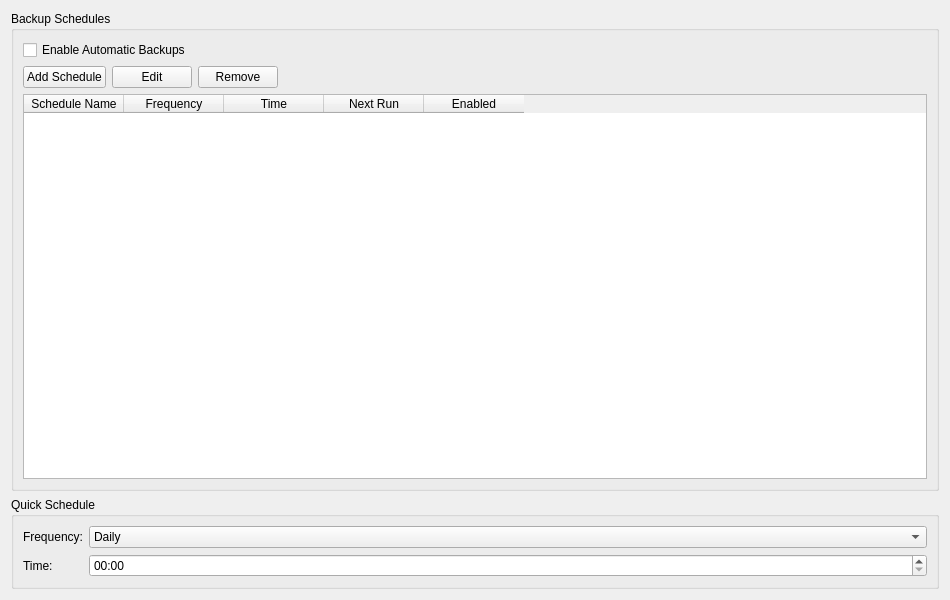
First picture: the form in QT/AutomatedBackupFile/scheduletab.ui, repository alimajidi62/Automate_Backup_File, before the edit.
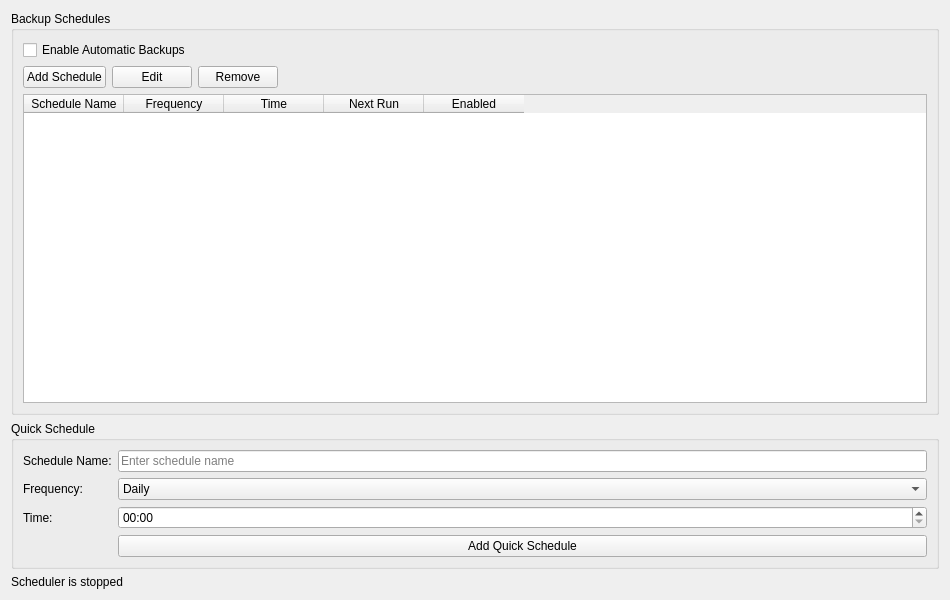
Second picture: the form after the edit.

Diff of the .ui file:
```diff
--- a/QT/AutomatedBackupFile/scheduletab.ui
+++ b/QT/AutomatedBackupFile/scheduletab.ui
@@ -107,13 +107,27 @@
      </property>
      <layout class="QFormLayout" name="formLayout_2">
       <item row="0" column="0">
+       <widget class="QLabel" name="label_5">
+        <property name="text">
+         <string>Schedule Name:</string>
+        </property>
+       </widget>
+      </item>
+      <item row="0" column="1">
+       <widget class="QLineEdit" name="lineScheduleName">
+        <property name="placeholderText">
+         <string>Enter schedule name</string>
+        </property>
+       </widget>
+      </item>
+      <item row="1" column="0">
        <widget class="QLabel" name="label_3">
         <property name="text">
          <string>Frequency:</string>
         </property>
        </widget>
       </item>
-      <item row="0" column="1">
+      <item row="1" column="1">
        <widget class="QComboBox" name="comboFrequency">
         <item>
          <property name="text">
@@ -137,23 +151,37 @@
         </item>
        </widget>
       </item>
-      <item row="1" column="0">
+      <item row="2" column="0">
        <widget class="QLabel" name="label_4">
         <property name="text">
          <string>Time:</string>
         </property>
        </widget>
       </item>
-      <item row="1" column="1">
+      <item row="2" column="1">
        <widget class="QTimeEdit" name="timeSchedule">
         <property name="displayFormat">
          <string>HH:mm</string>
         </property>
        </widget>
       </item>
+      <item row="3" column="1">
+       <widget class="QPushButton" name="btnQuickSchedule">
+        <property name="text">
+         <string>Add Quick Schedule</string>
+        </property>
+       </widget>
+      </item>
      </layout>
     </widget>
    </item>
+   <item>
+    <widget class="QLabel" name="lblStatus">
+     <property name="text">
+      <string>Scheduler is stopped</string>
+     </property>
+    </widget>
+   </item>
   </layout>
  </widget>
  <resources/>
```
